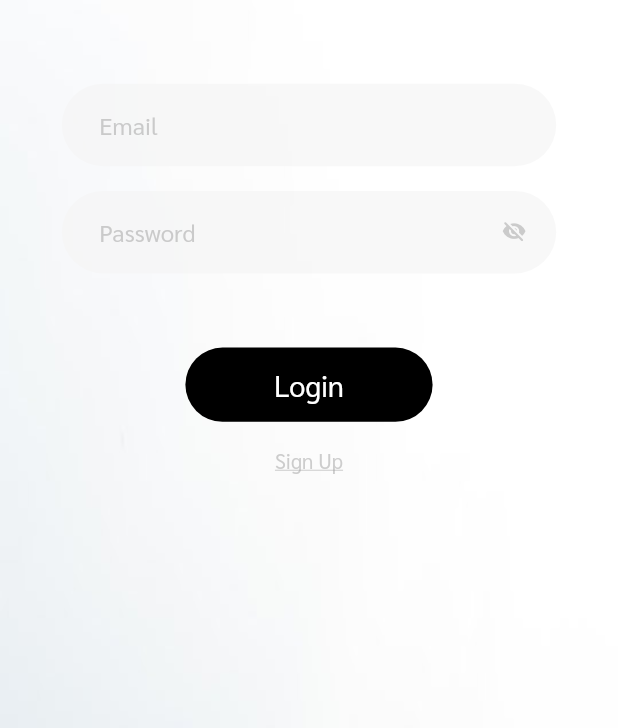
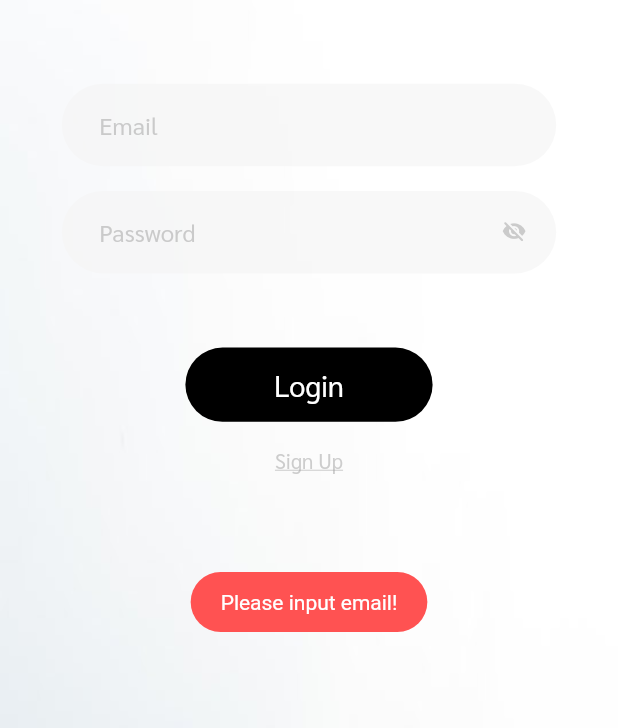
Before and after one commit to phuclt093/PROJECTPA20231009, a Flutter app: the SignUpPage screen opened directly, after a tap on the "chevron left" icon, after a tap on "Login", on a phone screen of 412 x 824 dp, the part 508-1236 px from its top. Run offline on Flutter 3.47's test engine with Material 2 defaults, Android fonts, the phone set to English and light mode, and no system bars; our stand-ins replace easy_localization, fluttertoast, local_auth, percent_indicator, shared_preferences, shimmer and 1 more; missing offline and left inert: platform_device_id; accounts and stored records are empty; statements that could not run were skipped.

Commit message:
Them xu ly login

```diff
--- a/baseapp/assets/language/en-US.json
+++ b/baseapp/assets/language/en-US.json
@@ -20,5 +20,9 @@
   "PasswordSpecialcaseError_Message": "Ensure password has one special case letter",
   "PasswordUppercaseError_Message": "Ensure password has two uppercase letters",
   "DangKyThanhCongVuiLongXacThucEmail!": "Register success, please active your email!",
-  "UserDaTonTaiVuiLongDangNhap": "Username/Email already exists, please login!"
+  "UserDaTonTaiVuiLongDangNhap": "Username/Email already exists, please login!",
+  "Error_Message": "Error - Cannot access system",
+  "Error500_Message": "Error 500 - Cannot access system",
+  "Error401_Message": "Error 401 - Cannot access system",
+  "EmailHoacPasswordKhongDung!": "Email/Password is incorrect!"
 }
--- a/baseapp/lib/commons/ConstValue.dart
+++ b/baseapp/lib/commons/ConstValue.dart
@@ -22,6 +22,7 @@ class ConstValue {
   static String recentMenuIDStr = "";
   static String api_BaseUrl = "https://inforestapi.site";
   static String api_RegisterUserURL = "/api/login/RegisterUser";
+  static String api_LoginCheckURL = "/api/login/LoginCheck";
 
 
   static List<DropdownMenuItem<Locale>> dropdownItems = [
--- a/baseapp/lib/models/token.dart
+++ b/baseapp/lib/models/token.dart
@@ -27,6 +27,12 @@ class Token {
     hashinfo = json['hashinfo'];
   }
 
+  Token.fromJsonLogin(Map<String, dynamic> json) {
+    email = json['email'];
+    result = json['result'];
+    message = json['message'];
+  }
+
   Token.fromJsonSignUp(Map<String, dynamic> json) {
     email = json['email'];
     result = json['result'];
--- a/baseapp/lib/pages/auth/LoginPage.dart
+++ b/baseapp/lib/pages/auth/LoginPage.dart
@@ -1,5 +1,6 @@
 import 'dart:convert';
 import 'package:baseapp/commons/ConstValue.dart';
+import 'package:baseapp/commons/MessageType.dart';
 import 'package:baseapp/pages/auth/SignUpPage.dart';
 import 'package:baseapp/widgets/CustomLanguageSelectBoxWidget.dart';
 import 'package:baseapp/widgets/CustomPasswordFieldWidget.dart';
@@ -43,8 +44,8 @@ class LoginPageState extends State<LoginPage>
   bool isTermsShow = false;
   String codeLangue = "vi";
 
-  final TextEditingController userNameEdit = TextEditingController();
-  final TextEditingController passWordEdit = TextEditingController();
+  final TextEditingController emailEdit = TextEditingController();
+  final TextEditingController passwordEdit = TextEditingController();
   FocusNode emailFocus = FocusNode();
   FocusNode passFocus = FocusNode();
   final GlobalKey<ScaffoldState> _scaffoldKey = new GlobalKey<ScaffoldState>();
@@ -144,9 +145,9 @@ class LoginPageState extends State<LoginPage>
                       },
                       colorFont: ThemeColor.colorFont_TextBox,
                       colorFontHint: ThemeColor.colorHint_TextBox,
-                      textController: userNameEdit,
+                      textController: emailEdit,
                       onFieldSubmitFunc: (v) {
-                        _fieldFocusChange(context, emailFocus, passFocus);
+                        CommonUtil.ChangeFocus(context, emailFocus, passFocus);
                       },
                       hintLabel: LocalizationUtil.translate('lblEmail')!),
                 ),
@@ -169,7 +170,7 @@ class LoginPageState extends State<LoginPage>
                     },
                     colorFont: ThemeColor.colorFont_TextBox,
                     colorFontHint: ThemeColor.colorHint_TextBox,
-                    textController: passWordEdit,
+                    textController: passwordEdit,
                     onFieldSubmitFunc: (v) {},
                     hintLabel: LocalizationUtil.translate('lblPassword')!,
                     suffixIcon: Padding(
@@ -220,12 +221,7 @@ class LoginPageState extends State<LoginPage>
                           setState(() {
                             finishLoading = true;
                           });
-
-                          var deviceID = await Authentication.getDeviceID();
-                          submitLoginForm(
-                              _username, _password, deviceID, false);
-
-                          //signInWithEmailPassword(email!.trim(), pass!);
+                          fnLogin();
                         } else {
                           // showSnackBar(LocalizationUtil.translate('internetmsg')!, context);
                         }
@@ -269,9 +265,9 @@ class LoginPageState extends State<LoginPage>
     setFinishWorking(false);
     SharedPreferences prefs = await SharedPreferences.getInstance();
     setState(() {
-      userNameEdit.text = prefs.getString("initUsername") ?? "";
-      _username = userNameEdit.text;
-      _password = passWordEdit.text;
+      emailEdit.text = prefs.getString("initUsername") ?? "";
+      _username = emailEdit.text;
+      _password = passwordEdit.text;
 
       setFinishWorking(true);
     });
@@ -309,16 +305,32 @@ class LoginPageState extends State<LoginPage>
   //   }
   // }
 
-  Future submitLoginForm(String usernameval, String passwordval,
-      String deviceid, bool isLoginByBiometrics) async {
+  Future fnLogin() async {
+    if (emailEdit.text.isEmpty) {
+      ToastMessage.showColoredToast(
+          LocalizationUtil.translate('lblEmailEmpty_Message')!, MessageType.ERROR);
+      return;
+    }
+
+    if (CommonUtil.CheckEmailFormat(emailEdit.text) == false) {
+      ToastMessage.showColoredToast(
+          LocalizationUtil.translate('lblEmailFormatInvalid_Message')!, MessageType.ERROR);
+      return;
+    }
+
+    if (passwordEdit.text.isEmpty) {
+      ToastMessage.showColoredToast(
+          LocalizationUtil.translate('lblPasswordEmpty_Message')!, MessageType.ERROR);
+      return;
+    }
+
     _isNetworkAvail = await CommonUtil.IsNetworkAvailable();
     if (_isNetworkAvail) {
-      String ulr = "login/checklogin";
+      String ulr = ConstValue.api_LoginCheckURL;
       setFinishWorking(false);
       Map<String, String> parameters = {
-        'username': usernameval,
-        'password': passwordval,
-        'deviceid': deviceid
+        'email': emailEdit.text.toString(),
+        'pass': passwordEdit.text.toString(),
       };
 
       String resultStr = await HttpHelper.fetchPost(
@@ -326,66 +338,110 @@ class LoginPageState extends State<LoginPage>
           fnWorking: setFinishWorking,
           parameters: parameters,
           isAuth: false,
-        ulr: ulr
-      );
+          ulr: ulr);
 
       try {
         final json = jsonDecode(resultStr);
-        var token = Token.fromJson(json);
-        if (token.idToken != null) {
-          SharedPreferences prefs = await SharedPreferences.getInstance();
-
-          setState(() {
-            prefs.setString("id_token", token.idToken ?? "");
-            prefs.setString("username", token.username ?? "");
-            prefs.setString("userTypeID", token.userTypeID ?? "");
-            prefs.setString("email", token.email ?? "");
-            prefs.setString("fullName", token.fullName ?? "");
-            prefs.setString("userType", token.userType ?? "");
-            prefs.setString("passwordTest", _password ?? "");
-            prefs.setString("hashinfo", token.hashinfo ?? "");
-
-            if (!isLoginByBiometrics) {
-              prefs.setString("username_bi", _username);
-              prefs.setString("password_bi", _password);
-
-              if (isCheckedRememberMe) {
-                prefs.setString("initUsername", _username);
-                prefs.setString("initPassword", _password);
-                prefs.setString("initUserType", userType ?? "");
+        var token = Token.fromJsonLogin(json);
+        if(token != null){
+          if (token.result == "OK") {
+            ToastMessage.showColoredToast(
+                LocalizationUtil.translate(token.message!), MessageType.OK);
+            Navigator.pushNamedAndRemoveUntil(
+                context, '/login', ModalRoute.withName('/login'));
           } else {
-                prefs.setString("initUsername", "");
-                prefs.setString("initPassword", "");
-                prefs.setString("initUserType", "");
+            ToastMessage.showColoredToast(
+                LocalizationUtil.translate(token.message!)!, MessageType.ERROR);
+            setFinishWorking(true);
           }
         }
-          });
-
-          Navigator.pushNamedAndRemoveUntil(
-              context, '/home', ModalRoute.withName('/home'));
-          ToastMessage.showColoredToast(
-              LocalizationUtil.translate('login_msg')!, "OK");
-        } else {
-          ToastMessage.showColoredToast(json["message"], "ERROR");
+        else {
+          // ToastMessage.showColoredToast(
+          //     LocalizationUtil.translate('lblError')!, MessageType.ERROR);
           setFinishWorking(true);
         }
       } catch (e) {
-        ToastMessage.showColoredToast(
-            LocalizationUtil.translate("lblLoginFailed")!, "ERROR");
+        // ToastMessage.showColoredToast(
+        //     LocalizationUtil.translate('lblError')!, MessageType.ERROR);
         setFinishWorking(true);
       } finally {
         setFinishWorking(true);
       }
     } else {
-      // showSnackBar(LocalizationUtil.translate('internetmsg')!, context);
-    }
+
     }
 
-  _fieldFocusChange(
-      BuildContext context, FocusNode currentFocus, FocusNode nextFocus) {
-    currentFocus.unfocus();
-    FocusScope.of(context).requestFocus(nextFocus);
+    // _isNetworkAvail = await CommonUtil.IsNetworkAvailable();
+    // if (_isNetworkAvail) {
+    //   String ulr = "login/checklogin";
+    //   setFinishWorking(false);
+    //   Map<String, String> parameters = {
+    //     'username': usernameval,
+    //     'password': passwordval,
+    //     'deviceid': deviceid
+    //   };
+    //
+    //   String resultStr = await HttpHelper.fetchPost(
+    //     context: context,
+    //     fnWorking: setFinishWorking,
+    //     parameters: parameters,
+    //     isAuth: false,
+    //     ulr: ulr
+    //   );
+    //
+    //   try {
+    //     final json = jsonDecode(resultStr);
+    //     var token = Token.fromJson(json);
+    //     if (token.idToken != null) {
+    //       SharedPreferences prefs = await SharedPreferences.getInstance();
+    //
+    //       setState(() {
+    //         prefs.setString("id_token", token.idToken ?? "");
+    //         prefs.setString("username", token.username ?? "");
+    //         prefs.setString("userTypeID", token.userTypeID ?? "");
+    //         prefs.setString("email", token.email ?? "");
+    //         prefs.setString("fullName", token.fullName ?? "");
+    //         prefs.setString("userType", token.userType ?? "");
+    //         prefs.setString("passwordTest", _password ?? "");
+    //         prefs.setString("hashinfo", token.hashinfo ?? "");
+    //
+    //         if (!isLoginByBiometrics) {
+    //           prefs.setString("username_bi", _username);
+    //           prefs.setString("password_bi", _password);
+    //
+    //           if (isCheckedRememberMe) {
+    //             prefs.setString("initUsername", _username);
+    //             prefs.setString("initPassword", _password);
+    //             prefs.setString("initUserType", userType ?? "");
+    //           } else {
+    //             prefs.setString("initUsername", "");
+    //             prefs.setString("initPassword", "");
+    //             prefs.setString("initUserType", "");
+    //           }
+    //         }
+    //       });
+    //
+    //       Navigator.pushNamedAndRemoveUntil(
+    //           context, '/home', ModalRoute.withName('/home'));
+    //       ToastMessage.showColoredToast(
+    //           LocalizationUtil.translate('login_msg')!, "OK");
+    //     } else {
+    //       ToastMessage.showColoredToast(json["message"], "ERROR");
+    //       setFinishWorking(true);
+    //     }
+    //   } catch (e) {
+    //     ToastMessage.showColoredToast(
+    //         LocalizationUtil.translate("lblLoginFailed")!, "ERROR");
+    //     setFinishWorking(true);
+    //   } finally {
+    //     setFinishWorking(true);
+    //   }
+    // } else {
+    //   // showSnackBar(LocalizationUtil.translate('internetmsg')!, context);
+    // }
   }
+
+
 
   void _toggle() {
     setState(() {
--- a/baseapp/lib/pages/auth/SignUpPage.dart
+++ b/baseapp/lib/pages/auth/SignUpPage.dart
@@ -377,12 +377,6 @@ class SignUpPageState extends State<SignUpPage> with TickerProviderStateMixin {
     }
   }
 
-  _fieldFocusChange(
-      BuildContext context, FocusNode currentFocus, FocusNode nextFocus) {
-    currentFocus.unfocus();
-    FocusScope.of(context).requestFocus(nextFocus);
-  }
-
   void _toggle() {
     setState(() {
       _isObsecure = !_isObsecure;
--- a/baseapp/lib/utils/httpUtil.dart
+++ b/baseapp/lib/utils/httpUtil.dart
@@ -1,4 +1,7 @@
 
+import 'package:baseapp/commons/MessageType.dart';
+import 'package:baseapp/pages/common/toast_message.dart';
+import 'package:baseapp/utils/localizationUtil.dart';
 import 'package:flutter/material.dart';
 import 'package:shared_preferences/shared_preferences.dart';
 import 'package:baseapp/utils/commonUtil.dart';
@@ -77,8 +80,13 @@ class HttpHelper {
       http.StreamedResponse response = await request.send();
 
       if (response.statusCode == 401) {
-        Navigator.pushNamedAndRemoveUntil(
-            context!, '/login', ModalRoute.withName('/login'));
+        ToastMessage.showColoredToast(LocalizationUtil.translate("Error401_Message"), MessageType.ERROR);
+        fnWorking(true);
+        return "";
+      }
+
+      if (response.statusCode == 500) {
+        ToastMessage.showColoredToast(LocalizationUtil.translate("Error500_Message"),  MessageType.ERROR);
         fnWorking(true);
         return "";
       }
@@ -88,9 +96,9 @@ class HttpHelper {
         fnWorking(true);
         return result;
       } else {
+        ToastMessage.showColoredToast(LocalizationUtil.translate("Error_Message"),  MessageType.ERROR);
         fnWorking(true);
         return result;
-        //ToastMessage.showColoredToast("Please select grade!", "WARNING");
       }
     } else {
       // showSnackBar(LocalizationUtil.translate('internetmsg')!, context);
```
Also changed, not shown: baseapp/assets/language/vi-VN.json (+6 -1 lines). Lines whose indentation alone changed are shown as unchanged.
